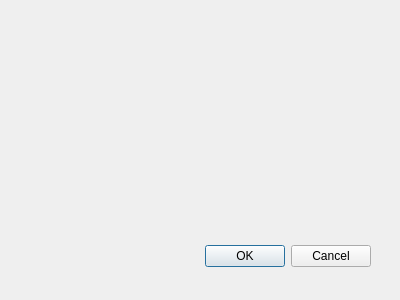
Before: the Qt Designer form gui/forms/QGMDialogMatrix.ui in barionleg/gitgAmesch, drawn with Qt 5.
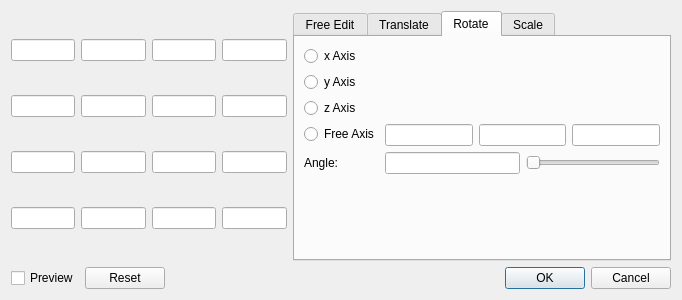
After: the same form once the commit is applied. The open tabs and pages were chosen to show the change.

Commit message: - basic layout for matrixDialog done

Diff of the .ui file:
```diff
--- a/gui/forms/QGMDialogMatrix.ui
+++ b/gui/forms/QGMDialogMatrix.ui
@@ -8,29 +8,402 @@
    <rect>
     <x>0</x>
     <y>0</y>
-    <width>400</width>
+    <width>682</width>
     <height>300</height>
    </rect>
   </property>
   <property name="windowTitle">
    <string>Dialog</string>
   </property>
-  <widget class="QDialogButtonBox" name="buttonBox">
-   <property name="geometry">
-    <rect>
-     <x>30</x>
-     <y>240</y>
-     <width>341</width>
-     <height>32</height>
-    </rect>
-   </property>
-   <property name="orientation">
-    <enum>Qt::Horizontal</enum>
-   </property>
-   <property name="standardButtons">
-    <set>QDialogButtonBox::Cancel|QDialogButtonBox::Ok</set>
-   </property>
-  </widget>
+  <layout class="QVBoxLayout" name="verticalLayout">
+   <item>
+    <layout class="QHBoxLayout" name="horizontalLayout">
+     <item>
+      <layout class="QGridLayout" name="gridLayout_matrix">
+       <item row="1" column="2">
+        <widget class="QLineEdit" name="lineEdit_mat12">
+         <property name="maximumSize">
+          <size>
+           <width>80</width>
+           <height>16777215</height>
+          </size>
+         </property>
+        </widget>
+       </item>
+       <item row="0" column="2">
+        <widget class="QLineEdit" name="lineEdit_mat02">
+         <property name="maximumSize">
+          <size>
+           <width>80</width>
+           <height>16777215</height>
+          </size>
+         </property>
+        </widget>
+       </item>
+       <item row="2" column="3">
+        <widget class="QLineEdit" name="lineEdit_mat23">
+         <property name="maximumSize">
+          <size>
+           <width>80</width>
+           <height>16777215</height>
+          </size>
+         </property>
+        </widget>
+       </item>
+       <item row="1" column="1">
+        <widget class="QLineEdit" name="lineEdit_mat11">
+         <property name="maximumSize">
+          <size>
+           <width>80</width>
+           <height>16777215</height>
+          </size>
+         </property>
+        </widget>
+       </item>
+       <item row="1" column="0">
+        <widget class="QLineEdit" name="lineEdit_mat10">
+         <property name="sizePolicy">
+          <sizepolicy hsizetype="Expanding" vsizetype="Fixed">
+           <horstretch>0</horstretch>
+           <verstretch>0</verstretch>
+          </sizepolicy>
+         </property>
+         <property name="maximumSize">
+          <size>
+           <width>80</width>
+           <height>16777215</height>
+          </size>
+         </property>
+        </widget>
+       </item>
+       <item row="3" column="0">
+        <widget class="QLineEdit" name="lineEdit_mat30">
+         <property name="maximumSize">
+          <size>
+           <width>80</width>
+           <height>16777215</height>
+          </size>
+         </property>
+        </widget>
+       </item>
+       <item row="0" column="1">
+        <widget class="QLineEdit" name="lineEdit_mat01">
+         <property name="maximumSize">
+          <size>
+           <width>80</width>
+           <height>16777215</height>
+          </size>
+         </property>
+        </widget>
+       </item>
+       <item row="0" column="3">
+        <widget class="QLineEdit" name="lineEdit_mat03">
+         <property name="maximumSize">
+          <size>
+           <width>80</width>
+           <height>16777215</height>
+          </size>
+         </property>
+        </widget>
+       </item>
+       <item row="2" column="1">
+        <widget class="QLineEdit" name="lineEdit_mat21">
+         <property name="maximumSize">
+          <size>
+           <width>80</width>
+           <height>16777215</height>
+          </size>
+         </property>
+        </widget>
+       </item>
+       <item row="3" column="1">
+        <widget class="QLineEdit" name="lineEdit_mat31">
+         <property name="maximumSize">
+          <size>
+           <width>80</width>
+           <height>16777215</height>
+          </size>
+         </property>
+        </widget>
+       </item>
+       <item row="3" column="2">
+        <widget class="QLineEdit" name="lineEdit_mat32">
+         <property name="maximumSize">
+          <size>
+           <width>80</width>
+           <height>16777215</height>
+          </size>
+         </property>
+        </widget>
+       </item>
+       <item row="2" column="0">
+        <widget class="QLineEdit" name="lineEdit_mat20">
+         <property name="maximumSize">
+          <size>
+           <width>80</width>
+           <height>16777215</height>
+          </size>
+         </property>
+        </widget>
+       </item>
+       <item row="2" column="2">
+        <widget class="QLineEdit" name="lineEdit_mat22">
+         <property name="maximumSize">
+          <size>
+           <width>80</width>
+           <height>16777215</height>
+          </size>
+         </property>
+        </widget>
+       </item>
+       <item row="1" column="3">
+        <widget class="QLineEdit" name="lineEdit_mat13">
+         <property name="maximumSize">
+          <size>
+           <width>80</width>
+           <height>16777215</height>
+          </size>
+         </property>
+        </widget>
+       </item>
+       <item row="3" column="3">
+        <widget class="QLineEdit" name="lineEdit_mat33">
+         <property name="maximumSize">
+          <size>
+           <width>80</width>
+           <height>16777215</height>
+          </size>
+         </property>
+        </widget>
+       </item>
+       <item row="0" column="0">
+        <widget class="QLineEdit" name="lineEdit_mat00">
+         <property name="sizePolicy">
+          <sizepolicy hsizetype="Expanding" vsizetype="Fixed">
+           <horstretch>0</horstretch>
+           <verstretch>0</verstretch>
+          </sizepolicy>
+         </property>
+         <property name="maximumSize">
+          <size>
+           <width>80</width>
+           <height>16777215</height>
+          </size>
+         </property>
+        </widget>
+       </item>
+      </layout>
+     </item>
+     <item>
+      <widget class="QTabWidget" name="tabWidget">
+       <property name="currentIndex">
+        <number>0</number>
+       </property>
+       <widget class="QWidget" name="tab_free">
+        <attribute name="title">
+         <string>Free Edit</string>
+        </attribute>
+        <layout class="QVBoxLayout" name="verticalLayout_2">
+         <item>
+          <widget class="QPushButton" name="pushButton_2">
+           <property name="text">
+            <string>Load from clipboard</string>
+           </property>
+          </widget>
+         </item>
+         <item>
+          <widget class="QPushButton" name="pushButton">
+           <property name="text">
+            <string>Copy to clipboard</string>
+           </property>
+          </widget>
+         </item>
+        </layout>
+       </widget>
+       <widget class="QWidget" name="tab_trans">
+        <attribute name="title">
+         <string>Translate</string>
+        </attribute>
+        <layout class="QFormLayout" name="formLayout">
+         <item row="0" column="0">
+          <widget class="QLabel" name="label">
+           <property name="text">
+            <string>x</string>
+           </property>
+          </widget>
+         </item>
+         <item row="0" column="1">
+          <widget class="QLineEdit" name="lineEdit_transX"/>
+         </item>
+         <item row="1" column="0">
+          <widget class="QLabel" name="label_2">
+           <property name="text">
+            <string>y</string>
+           </property>
+          </widget>
+         </item>
+         <item row="2" column="0">
+          <widget class="QLabel" name="label_3">
+           <property name="text">
+            <string>z</string>
+           </property>
+          </widget>
+         </item>
+         <item row="1" column="1">
+          <widget class="QLineEdit" name="lineEdit_transY"/>
+         </item>
+         <item row="2" column="1">
+          <widget class="QLineEdit" name="lineEdit_transZ"/>
+         </item>
+        </layout>
+       </widget>
+       <widget class="QWidget" name="tab_rot">
+        <attribute name="title">
+         <string>Rotate</string>
+        </attribute>
+        <layout class="QFormLayout" name="formLayout_2">
+         <item row="0" column="0">
+          <widget class="QRadioButton" name="radioButton">
+           <property name="text">
+            <string>x Axis</string>
+           </property>
+           <attribute name="buttonGroup">
+            <string notr="true">buttonGroup_axisSel</string>
+           </attribute>
+          </widget>
+         </item>
+         <item row="1" column="0">
+          <widget class="QRadioButton" name="radioButton_2">
+           <property name="text">
+            <string>y Axis</string>
+           </property>
+           <attribute name="buttonGroup">
+            <string notr="true">buttonGroup_axisSel</string>
+           </attribute>
+          </widget>
+         </item>
+         <item row="2" column="0">
+          <widget class="QRadioButton" name="radioButton_3">
+           <property name="text">
+            <string>z Axis</string>
+           </property>
+           <attribute name="buttonGroup">
+            <string notr="true">buttonGroup_axisSel</string>
+           </attribute>
+          </widget>
+         </item>
+         <item row="3" column="0">
+          <widget class="QRadioButton" name="radioButton_4">
+           <property name="text">
+            <string>Free Axis</string>
+           </property>
+           <attribute name="buttonGroup">
+            <string notr="true">buttonGroup_axisSel</string>
+           </attribute>
+          </widget>
+         </item>
+         <item row="3" column="1">
+          <layout class="QHBoxLayout" name="horizontalLayout_4">
+           <item>
+            <widget class="QLineEdit" name="lineEdit_axisX"/>
+           </item>
+           <item>
+            <widget class="QLineEdit" name="lineEdit_axisY"/>
+           </item>
+           <item>
+            <widget class="QLineEdit" name="lineEdit_axisZ"/>
+           </item>
+          </layout>
+         </item>
+         <item row="4" column="0">
+          <widget class="QLabel" name="label_4">
+           <property name="text">
+            <string>Angle:</string>
+           </property>
+          </widget>
+         </item>
+         <item row="4" column="1">
+          <layout class="QHBoxLayout" name="horizontalLayout_5">
+           <item>
+            <widget class="QLineEdit" name="lineEdit_angle"/>
+           </item>
+           <item>
+            <widget class="QSlider" name="horizontalSlider_angle">
+             <property name="orientation">
+              <enum>Qt::Horizontal</enum>
+             </property>
+            </widget>
+           </item>
+          </layout>
+         </item>
+        </layout>
+       </widget>
+       <widget class="QWidget" name="tab_scale">
+        <attribute name="title">
+         <string>Scale</string>
+        </attribute>
+        <layout class="QFormLayout" name="formLayout_3">
+         <item row="0" column="0">
+          <widget class="QLabel" name="label_5">
+           <property name="text">
+            <string>x</string>
+           </property>
+          </widget>
+         </item>
+         <item row="0" column="1">
+          <widget class="QLineEdit" name="lineEdit_scaleX"/>
+         </item>
+         <item row="1" column="0">
+          <widget class="QLabel" name="label_6">
+           <property name="text">
+            <string>y</string>
+           </property>
+          </widget>
+         </item>
+         <item row="1" column="1">
+          <widget class="QLineEdit" name="lineEdit_scaleY"/>
+         </item>
+         <item row="2" column="0">
+          <widget class="QLabel" name="label_7">
+           <property name="text">
+            <string>z</string>
+           </property>
+          </widget>
+         </item>
+         <item row="2" column="1">
+          <widget class="QLineEdit" name="lineEdit_scaleZ"/>
+         </item>
+        </layout>
+       </widget>
+      </widget>
+     </item>
+    </layout>
+   </item>
+   <item>
+    <layout class="QHBoxLayout" name="horizontalLayout_2">
+     <item>
+      <widget class="QCheckBox" name="checkBox_preview">
+       <property name="text">
+        <string>Preview</string>
+       </property>
+      </widget>
+     </item>
+     <item>
+      <layout class="QHBoxLayout" name="horizontalLayout_3"/>
+     </item>
+     <item>
+      <widget class="QDialogButtonBox" name="buttonBox">
+       <property name="orientation">
+        <enum>Qt::Horizontal</enum>
+       </property>
+       <property name="standardButtons">
+        <set>QDialogButtonBox::Cancel|QDialogButtonBox::Ok|QDialogButtonBox::Reset</set>
+       </property>
+      </widget>
+     </item>
+    </layout>
+   </item>
+  </layout>
  </widget>
  <pixmapfunction/>
  <resources/>
```
Left out of the diff: 8 changed lines with no effect on the pictures.
